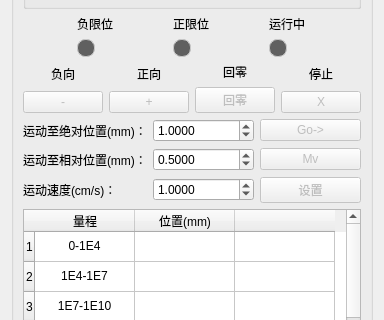
Before: the Qt Designer form controlwidget.ui in MrXiaomao/Cu_Activation, drawn with Qt 5; both pictures show x 0 to 384 and y 124 to 444 of the 384 by 632 pixel window.
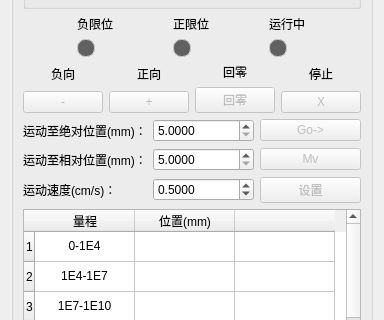
After: the same form once the commit is applied.

What changed in the file:
```diff
--- a/controlwidget.ui
+++ b/controlwidget.ui
@@ -126,6 +126,9 @@
         <property name="decimals">
          <number>4</number>
         </property>
+        <property name="minimum">
+         <double>5.000000000000000</double>
+        </property>
         <property name="maximum">
          <double>999.990000000000009</double>
         </property>
@@ -133,7 +136,7 @@
          <double>0.010000000000000</double>
         </property>
         <property name="value">
-         <double>0.500000000000000</double>
+         <double>5.000000000000000</double>
         </property>
        </widget>
       </item>
@@ -143,13 +146,13 @@
          <number>4</number>
         </property>
         <property name="maximum">
-         <double>5.000000000000000</double>
+         <double>1.000000000000000</double>
         </property>
         <property name="singleStep">
          <double>0.010000000000000</double>
         </property>
         <property name="value">
-         <double>1.000000000000000</double>
+         <double>0.500000000000000</double>
         </property>
        </widget>
       </item>
@@ -328,6 +331,9 @@
         <property name="decimals">
          <number>4</number>
         </property>
+        <property name="minimum">
+         <double>5.000000000000000</double>
+        </property>
         <property name="maximum">
          <double>999.990000000000009</double>
         </property>
@@ -335,7 +341,7 @@
          <double>0.010000000000000</double>
         </property>
         <property name="value">
-         <double>1.000000000000000</double>
+         <double>5.000000000000000</double>
         </property>
        </widget>
       </item>
```
